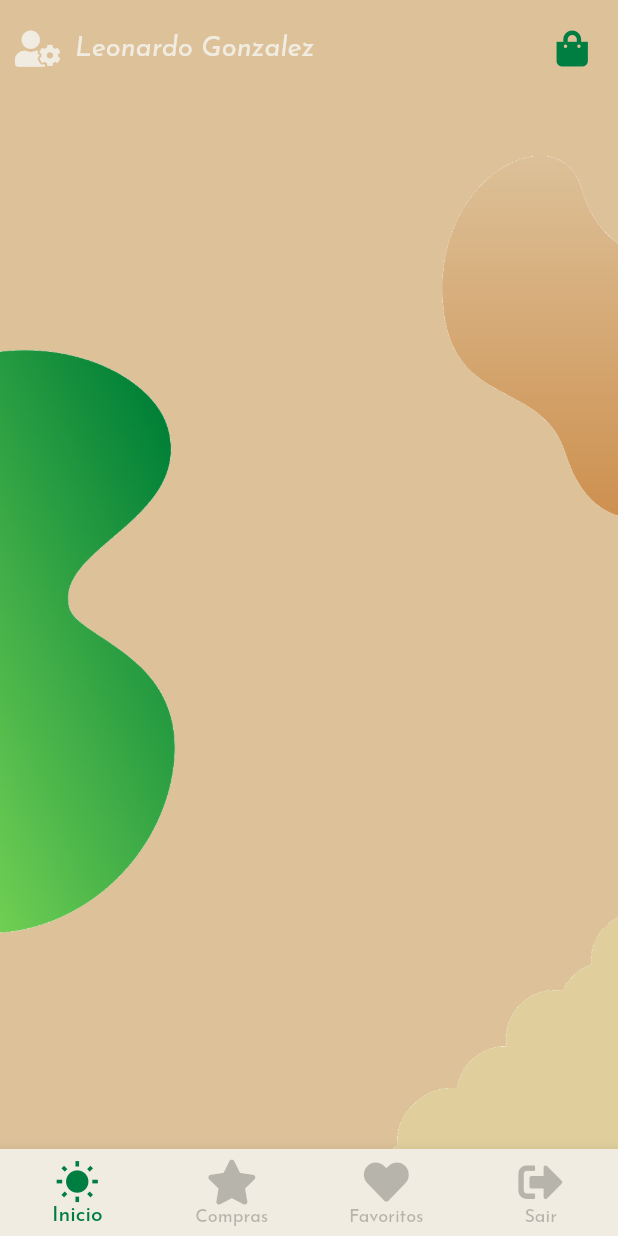
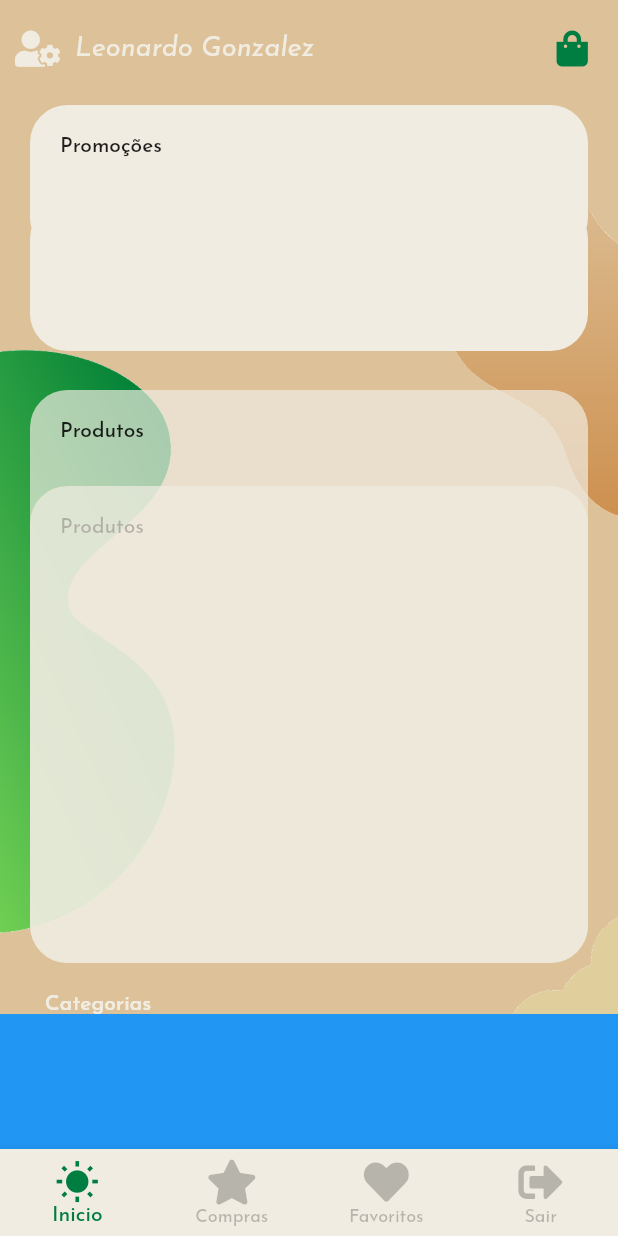
Before and after one commit to leozero3/loja_oculos, a Flutter app: the screen it shows after launch, on a phone screen of 412 x 824 dp. Run offline on Flutter 3.47's test engine with Material 2 defaults, Android fonts, the phone set to English and light mode, and no system bars; our stand-ins replace font_awesome_flutter.

Commit message:
tela inicial

```diff
--- a/lib/view/home_page.dart
+++ b/lib/view/home_page.dart
@@ -1,18 +1,63 @@
 import 'package:fl_store/view/layout.dart';
+import 'package:flutter/cupertino.dart';
 import 'package:flutter/material.dart';
 
 class HomePage extends StatelessWidget {
-
   static String tag = 'home-page';
 
   @override
   Widget build(BuildContext context) {
-
-    var content = Column();
+    var content = Column(
+      crossAxisAlignment: CrossAxisAlignment.start,
+      children: <Widget>[
+        Container(
+          decoration: BoxDecoration(
+            color: Layout.Light(),
+            borderRadius: BorderRadius.circular(25),
+          ),
+          margin: EdgeInsets.only(left: 20, right: 20, top: 70),
+          padding: EdgeInsets.all(20),
+          width: double.infinity,
+          height: 100,
+          child: Text('Promoções'),
+        ),
+        SizedBox(
+          height: 20,
+        ),
+        Expanded(
+          child: Container(
+            decoration: BoxDecoration(
+              color: Layout.Light(0.7),
+              borderRadius: BorderRadius.circular(25),
+            ),
+            margin: EdgeInsets.only(left: 20, right: 20, top: 70),
+            padding: EdgeInsets.all(20),
+            width: double.infinity,
+            child: Text('Produtos'),
+          ),
+        ),
+        SizedBox(
+          height: 20,
+        ),
+        Padding(
+          padding: const EdgeInsets.only(left: 30),
+          child: Text(
+            'Categorias',
+            style: Theme.of(context).textTheme.subtitle2.copyWith(
+                  color: Layout.Light(),
+                ),
+          ),
+        ),
+        Container(
+          height: 90,
+          color: Colors.blue,
+        )
+      ],
+    );
 
     return Layout.render(
-        context,
-        content,
+      context,
+      content,
       bottomItemSelected: 0,
     );
   }
```
